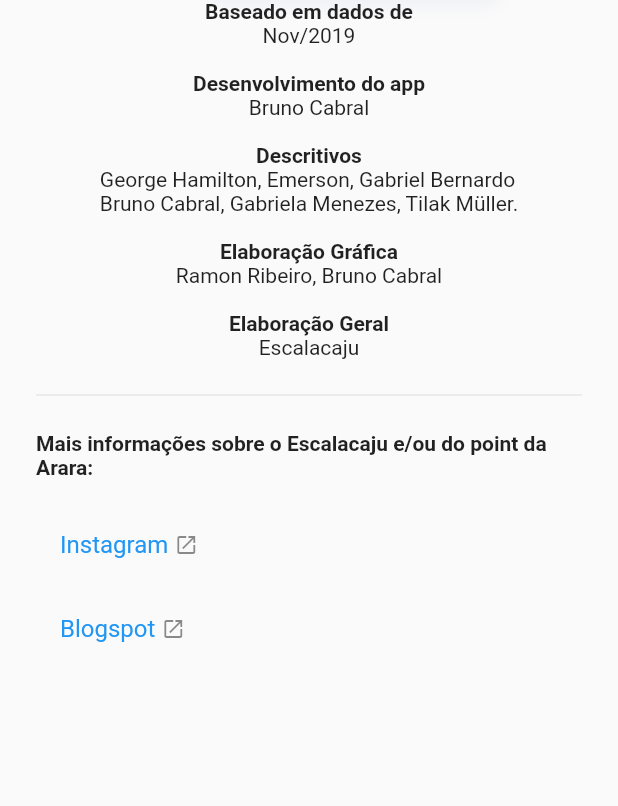
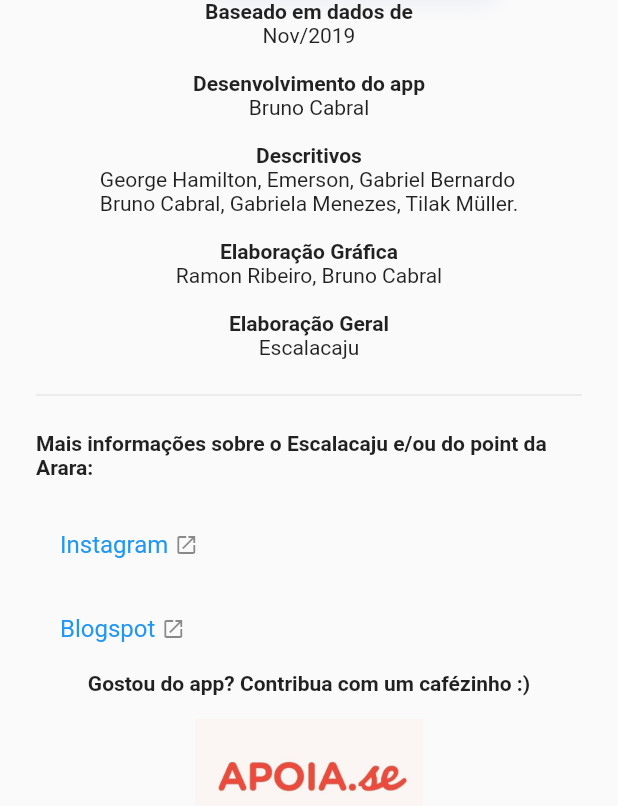
Before and after one commit to brunocabral/flutter-guia-arara, a Flutter app: the AboutScreen screen opened directly, on a phone screen of 412 x 824 dp, the part 430-1236 px from its top. Run offline on Flutter 3.47's test engine with Material 2 defaults, Android fonts, the phone set to English and light mode, and no system bars; our stand-ins replace font_awesome_flutter, intro_slider, photo_view, shared_preferences, splashscreen; accounts and stored records are empty.

Commit message:
Update about screen
Added apoia-se link
- TODO add real url

```diff
--- a/lib/screens/about_screen.dart
+++ b/lib/screens/about_screen.dart
@@ -62,6 +62,16 @@
                   ],
                 ),
                 onTap: () => _launchURL("http://escalacaju.blogspot.com/"),
+              ),
+              Text("Gostou do app? Contribua com um cafézinho :)", style: TextStyle(fontWeight: FontWeight.w600)),
+              Padding(
+                padding: EdgeInsets.all(16.0),
+                child: GestureDetector(
+                  child: Image.asset(
+                    "images/misc/apoiase.png",scale: 4.0,
+                  ),
+                  onTap: () => _launchURL("https://apoia.se/"),
+                ),
               )
             ],
           ),
```
Also changed, not shown: images/misc/apoiase.png (added).
